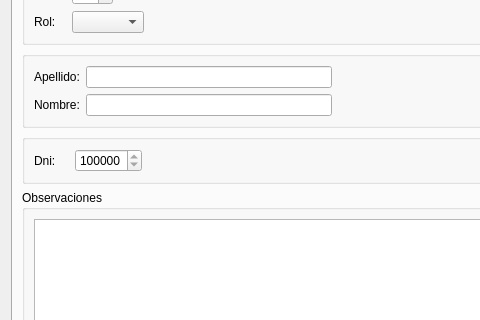
This is designer/gui_feu.ui in IvanBodnar/feu as Qt 5 draws it before an edit; both pictures show x 0 to 480 and y 218 to 538 of the 611 by 911 pixel window. The edited form follows.
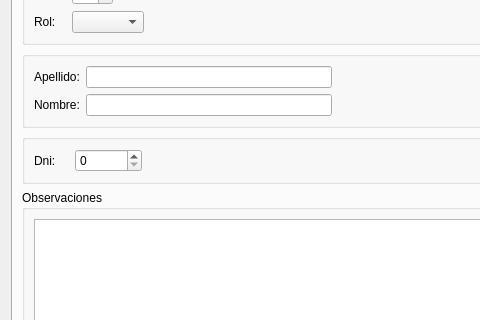
This is the edited form. The open tabs and pages were chosen to show the change.

Diff of the .ui file:
```diff
--- a/designer/gui_feu.ui
+++ b/designer/gui_feu.ui
@@ -1221,7 +1221,7 @@
              </sizepolicy>
             </property>
             <property name="minimum">
-             <number>1000000</number>
+             <number>0</number>
             </property>
             <property name="maximum">
              <number>500000000</number>
```
